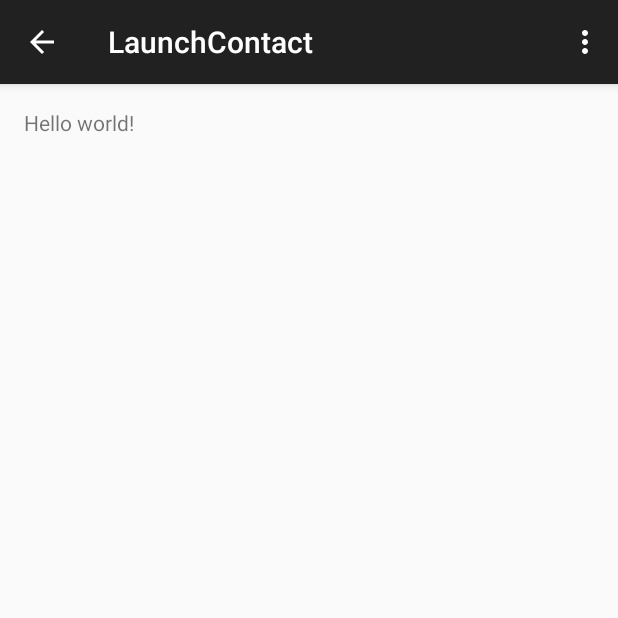
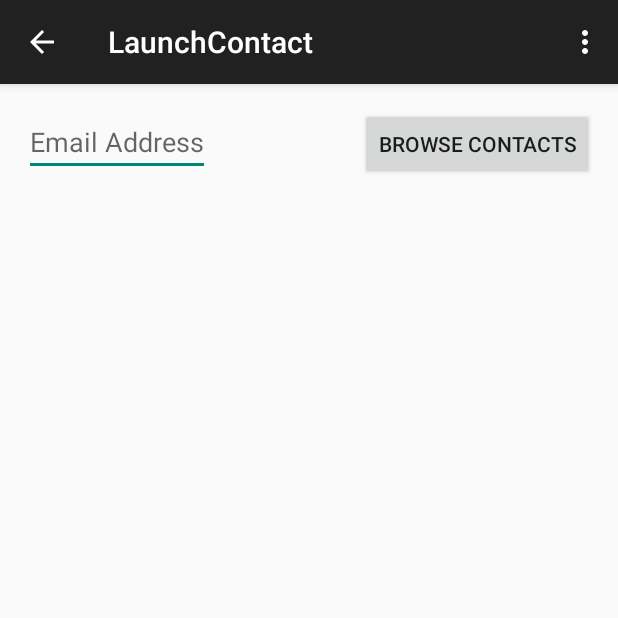
Before and after one commit to TravisWu/PayMe, an Android app: the LaunchContact screen opened directly, with no data from a screen before it, on a phone screen of 412 x 824 dp, the top half of it. Run offline under Robolectric (Android 15) with nearby library versions, the phone set to English and light mode, and no system bars.

Commit message:
Merge branch 'master' of https://github.com/TravisWu/PayMe
Conflicts:
	app/src/main/AndroidManifest.xml

```diff
--- a/app/src/main/java/com/traviswu/payme/LaunchContact.java
+++ b/app/src/main/java/com/traviswu/payme/LaunchContact.java
@@ -35,4 +35,6 @@ public class LaunchContact extends ActionBarActivity {
 
         return super.onOptionsItemSelected(item);
     }
+
+
 }
--- a/app/src/main/res/layout/activity_launch_contact.xml
+++ b/app/src/main/res/layout/activity_launch_contact.xml
@@ -8,9 +8,20 @@
     android:paddingTop="@dimen/activity_vertical_margin"
     tools:context="com.traviswu.payme.LaunchContact">
 
-    <TextView
+    <EditText
+        android:id="@+id/invite_email"
         android:layout_width="wrap_content"
         android:layout_height="wrap_content"
-        android:text="@string/hello_world" />
+        android:layout_alignParentLeft="true"
+        android:hint="@string/email_address"
+        android:inputType="textEmailAddress" />
+
+    <Button
+        android:id="@+id/launch_contacts"
+        android:layout_width="wrap_content"
+        android:layout_height="wrap_content"
+        android:layout_alignParentRight="true"
+        android:onClick="launchContactPicker"
+        android:text="@string/launch_contacts" />
 
 </RelativeLayout>
--- a/app/src/main/res/values/strings.xml
+++ b/app/src/main/res/values/strings.xml
@@ -13,5 +13,7 @@
     <string name="title_activity_proceed_to_checkout">ProceedToCheckout</string>
 
     <string name="hello_world">Hello world!</string>
+    <string name="email_address">Email Address</string>
+    <string name="launch_contacts">Browse Contacts</string>
     <string name="title_activity_launch_contact">LaunchContact</string>
 </resources>
```
